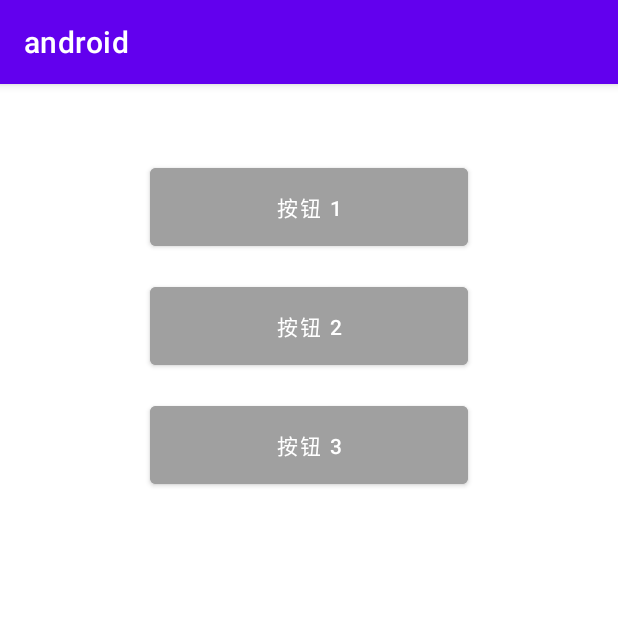
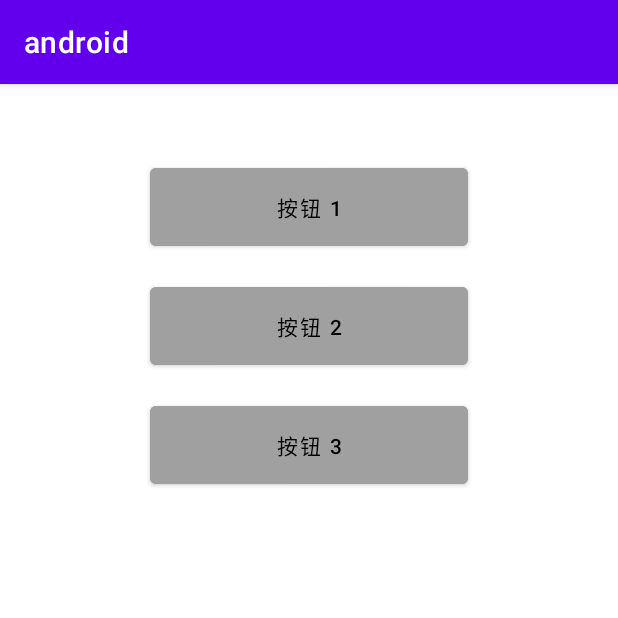
Before and after one commit to weiraneve/android-practice, an Android app: the screen it shows after launch (MainActivity), on a phone screen of 412 x 824 dp, the top half of it. Run offline under Robolectric (Android 15) with nearby library versions, the phone set to English and light mode, and no system bars.

Commit message:
fix: use textColor to replace textColorHint

```diff
--- a/app/src/main/res/layout/activity_main.xml
+++ b/app/src/main/res/layout/activity_main.xml
@@ -17,7 +17,7 @@
         android:text="@string/button1"
         android:textAllCaps="false"
         android:padding="15dp"
-        android:textColorHint="@color/black" />
+        android:textColor="@color/black" />
 
     <Button
         android:layout_width="match_parent"
@@ -30,7 +30,7 @@
         android:text="@string/button2"
         android:textAllCaps="false"
         android:padding="15dp"
-        android:textColorHint="@color/black" />
+        android:textColor="@color/black" />
 
     <Button
         android:layout_width="match_parent"
@@ -43,6 +43,6 @@
         android:text="@string/button3"
         android:textAllCaps="false"
         android:padding="15dp"
-        android:textColorHint="@color/black" />
+        android:textColor="@color/black" />
 
 </LinearLayout>
```
